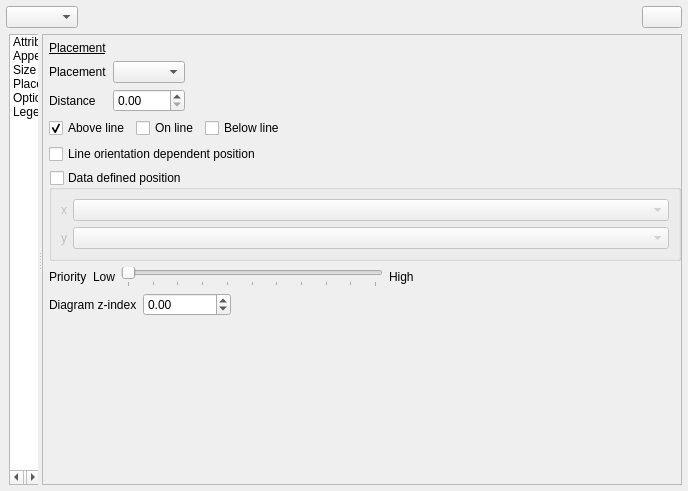
Qt form src/ui/qgsdiagrampropertiesbase.ui (qgis/QGIS) before a commit.
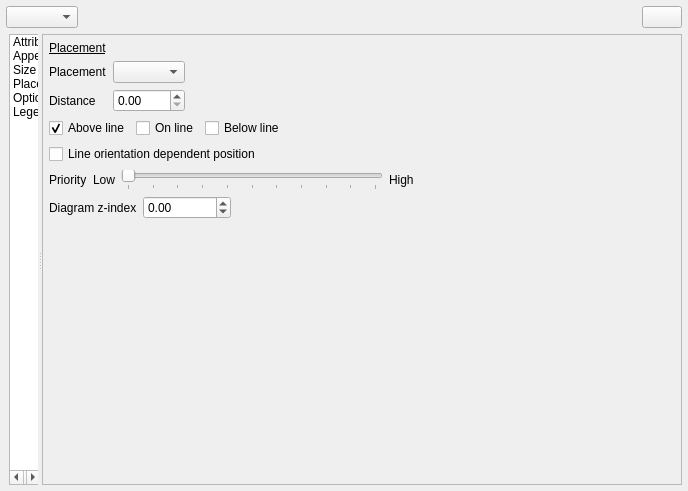
The same form after that commit. The open tabs and pages were chosen to show the change. Icons and pictures are not drawn. Custom widgets are drawn as their Qt base class.

```diff
--- a/src/ui/qgsdiagrampropertiesbase.ui
+++ b/src/ui/qgsdiagrampropertiesbase.ui
@@ -1253,8 +1253,8 @@
                   <rect>
                    <x>0</x>
                    <y>0</y>
-                   <width>296</width>
-                   <height>303</height>
+                   <width>632</width>
+                   <height>415</height>
                   </rect>
                  </property>
                  <layout class="QGridLayout" name="gridLayout_12">
@@ -1270,86 +1270,6 @@
                   <property name="bottomMargin">
                    <number>0</number>
                   </property>
-                  <item row="5" column="0" colspan="2">
-                   <widget class="QGroupBox" name="mDataDefinedPositionGroupBox">
-                    <property name="sizePolicy">
-                     <sizepolicy hsizetype="Expanding" vsizetype="Preferred">
-                      <horstretch>0</horstretch>
-                      <verstretch>0</verstretch>
-                     </sizepolicy>
-                    </property>
-                    <property name="title">
-                     <string>Data defined position</string>
-                    </property>
-                    <property name="checkable">
-                     <bool>true</bool>
-                    </property>
-                    <property name="checked">
-                     <bool>false</bool>
-                    </property>
-                    <layout class="QGridLayout" name="gridLayout_5">
-                     <item row="0" column="0">
-                      <widget class="QLabel" name="mXPosColLabel">
-                       <property name="sizePolicy">
-                        <sizepolicy hsizetype="Fixed" vsizetype="Preferred">
-                         <horstretch>0</horstretch>
-                         <verstretch>0</verstretch>
-                        </sizepolicy>
-                       </property>
-                       <property name="text">
-                        <string>x</string>
-                       </property>
-                      </widget>
-                     </item>
-                     <item row="0" column="1">
-                      <widget class="QComboBox" name="mDataDefinedXComboBox">
-                       <property name="sizePolicy">
-                        <sizepolicy hsizetype="Expanding" vsizetype="Fixed">
-                         <horstretch>0</horstretch>
-                         <verstretch>0</verstretch>
-                        </sizepolicy>
-                       </property>
-                      </widget>
-                     </item>
-                     <item row="1" column="0">
-                      <widget class="QLabel" name="mYPosColLabel">
-                       <property name="sizePolicy">
-                        <sizepolicy hsizetype="Fixed" vsizetype="Preferred">
-                         <horstretch>0</horstretch>
-                         <verstretch>0</verstretch>
-                        </sizepolicy>
-                       </property>
-                       <property name="text">
-                        <string>y</string>
-                       </property>
-                      </widget>
-                     </item>
-                     <item row="1" column="1">
-                      <widget class="QComboBox" name="mDataDefinedYComboBox">
-                       <property name="sizePolicy">
-                        <sizepolicy hsizetype="Expanding" vsizetype="Fixed">
-                         <horstretch>0</horstretch>
-                         <verstretch>0</verstretch>
-                        </sizepolicy>
-                       </property>
-                      </widget>
-                     </item>
-                    </layout>
-                   </widget>
-                  </item>
-                  <item row="8" column="0">
-                   <spacer name="verticalSpacer_4">
-                    <property name="orientation">
-                     <enum>Qt::Vertical</enum>
-                    </property>
-                    <property name="sizeHint" stdset="0">
-                     <size>
-                      <width>20</width>
-                      <height>40</height>
-                     </size>
-                    </property>
-                   </spacer>
-                  </item>
                   <item row="0" column="0" colspan="2">
                    <widget class="QFrame" name="mPlacementFrame">
                     <property name="frameShape">
@@ -1404,7 +1324,7 @@
                     </layout>
                    </widget>
                   </item>
-                  <item row="6" column="0">
+                  <item row="5" column="0">
                    <layout class="QHBoxLayout" name="horizontalLayout_3">
                     <item>
                      <widget class="QLabel" name="mPriorityLabel">
@@ -1464,7 +1384,7 @@
                     </item>
                    </layout>
                   </item>
-                  <item row="7" column="0">
+                  <item row="6" column="0">
                    <layout class="QHBoxLayout" name="horizontalLayout_8">
                     <item>
                      <widget class="QLabel" name="label_16">
@@ -1572,6 +1492,19 @@
                     </layout>
                    </widget>
                   </item>
+                  <item row="7" column="0">
+                   <spacer name="verticalSpacer_4">
+                    <property name="orientation">
+                     <enum>Qt::Vertical</enum>
+                    </property>
+                    <property name="sizeHint" stdset="0">
+                     <size>
+                      <width>20</width>
+                      <height>40</height>
+                     </size>
+                    </property>
+                   </spacer>
+                  </item>
                  </layout>
                 </widget>
                </widget>
```
Left out of the diff: 62 changed lines with no effect on the pictures.
